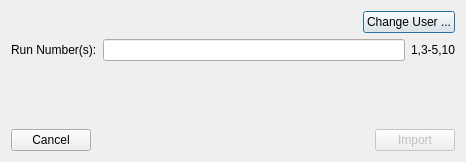
This is designer/ui_import_from_run_number.ui in neutrons/addie as Qt 5 draws it before an edit. The edited form follows.
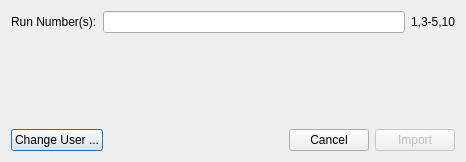
This is the edited form.

Commit message: Working on adding a manual input of the ipts # in import from database. Improved layout by moving change_user button

What changed in the file:
```diff
--- a/designer/ui_import_from_run_number.ui
+++ b/designer/ui_import_from_run_number.ui
@@ -14,30 +14,6 @@
    <string>Dialog</string>
   </property>
   <layout class="QVBoxLayout" name="verticalLayout">
-   <item>
-    <layout class="QHBoxLayout" name="horizontalLayout">
-     <item>
-      <spacer name="horizontalSpacer_2">
-       <property name="orientation">
-        <enum>Qt::Horizontal</enum>
-       </property>
-       <property name="sizeHint" stdset="0">
-        <size>
-         <width>40</width>
-         <height>20</height>
-        </size>
-       </property>
-      </spacer>
-     </item>
-     <item>
-      <widget class="QPushButton" name="pushButton">
-       <property name="text">
-        <string>Change User ...</string>
-       </property>
-      </widget>
-     </item>
-    </layout>
-   </item>
    <item>
     <layout class="QHBoxLayout" name="horizontalLayout_2">
      <item>
@@ -74,6 +50,26 @@
    </item>
    <item>
     <layout class="QHBoxLayout" name="horizontalLayout_3">
+     <item>
+      <widget class="QPushButton" name="pushButton">
+       <property name="text">
+        <string>Change User ...</string>
+       </property>
+      </widget>
+     </item>
+     <item>
+      <spacer name="horizontalSpacer_3">
+       <property name="orientation">
+        <enum>Qt::Horizontal</enum>
+       </property>
+       <property name="sizeHint" stdset="0">
+        <size>
+         <width>40</width>
+         <height>20</height>
+        </size>
+       </property>
+      </spacer>
+     </item>
      <item>
       <widget class="QPushButton" name="cancel_button">
        <property name="text">
@@ -81,19 +77,6 @@
        </property>
       </widget>
      </item>
-     <item>
-      <spacer name="horizontalSpacer">
-       <property name="orientation">
-        <enum>Qt::Horizontal</enum>
-       </property>
-       <property name="sizeHint" stdset="0">
-        <size>
-         <width>40</width>
-         <height>20</height>
-        </size>
-       </property>
-      </spacer>
-     </item>
      <item>
       <widget class="QPushButton" name="import_button">
        <property name="enabled">
```
The commit also changes 7 other files.
